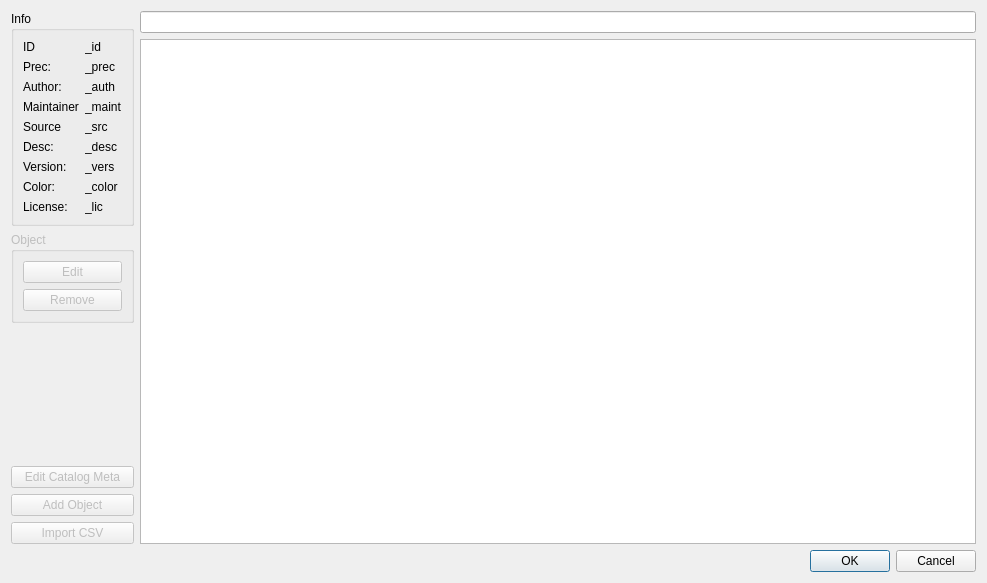
The window that kstars/dialogs/catalogdetails.ui (KDE/kstars) describes before a commit, drawn with Qt 5.
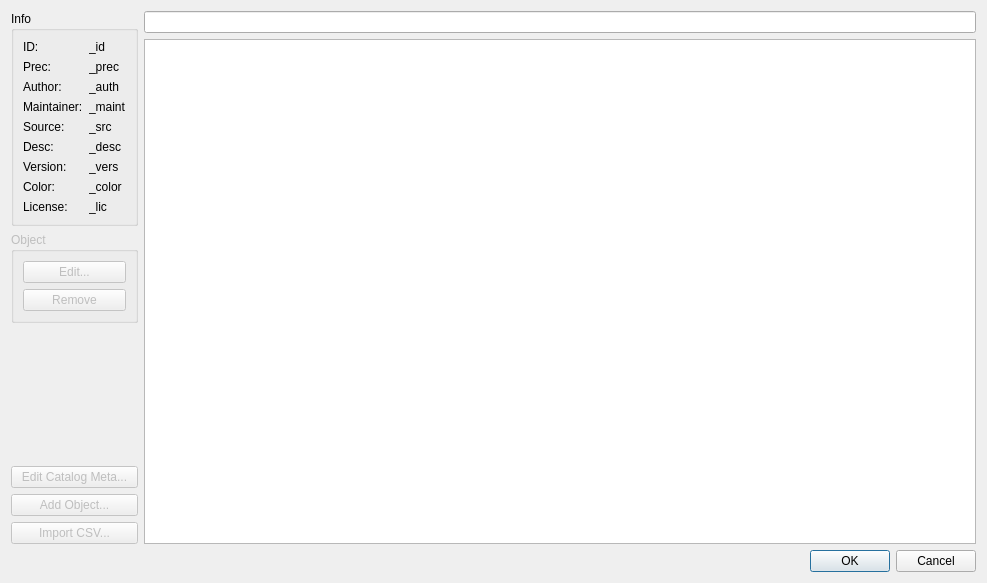
The same window after the commit.

Patch:
```diff
--- a/kstars/dialogs/catalogdetails.ui
+++ b/kstars/dialogs/catalogdetails.ui
@@ -36,7 +36,7 @@
           <item row="0" column="0">
            <widget class="QLabel" name="label">
             <property name="text">
-             <string>ID</string>
+             <string>ID:</string>
             </property>
            </widget>
           </item>
@@ -78,7 +78,7 @@
           <item row="4" column="0">
            <widget class="QLabel" name="label_7">
             <property name="text">
-             <string>Source</string>
+             <string>Source:</string>
             </property>
            </widget>
           </item>
@@ -146,7 +146,7 @@
           <item row="3" column="0">
            <widget class="QLabel" name="label_4">
             <property name="text">
-             <string>Maintainer</string>
+             <string>Maintainer:</string>
             </property>
            </widget>
           </item>
@@ -189,7 +189,7 @@
              <bool>false</bool>
             </property>
             <property name="text">
-             <string>Edit</string>
+             <string>Edit...</string>
             </property>
            </widget>
           </item>
@@ -225,7 +225,7 @@
           <bool>false</bool>
          </property>
          <property name="text">
-          <string>Edit Catalog Meta</string>
+          <string>Edit Catalog Meta...</string>
          </property>
         </widget>
        </item>
@@ -235,7 +235,7 @@
           <bool>false</bool>
          </property>
          <property name="text">
-          <string>Add Object</string>
+          <string>Add Object...</string>
          </property>
         </widget>
        </item>
@@ -245,7 +245,7 @@
           <bool>false</bool>
          </property>
          <property name="text">
-          <string>Import CSV</string>
+          <string>Import CSV...</string>
          </property>
         </widget>
        </item>
```
